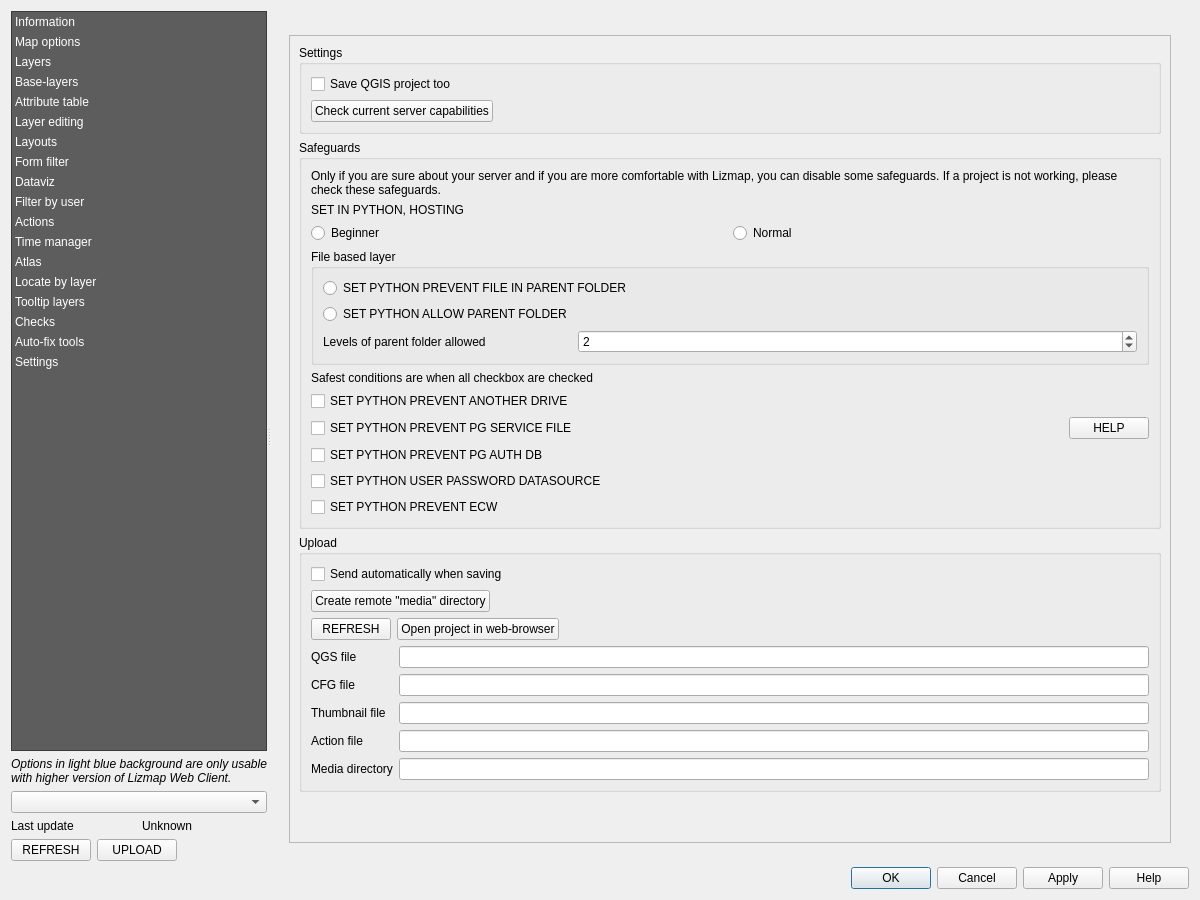
Qt form lizmap/resources/ui/ui_lizmap.ui (3liz/lizmap-plugin) before a commit.
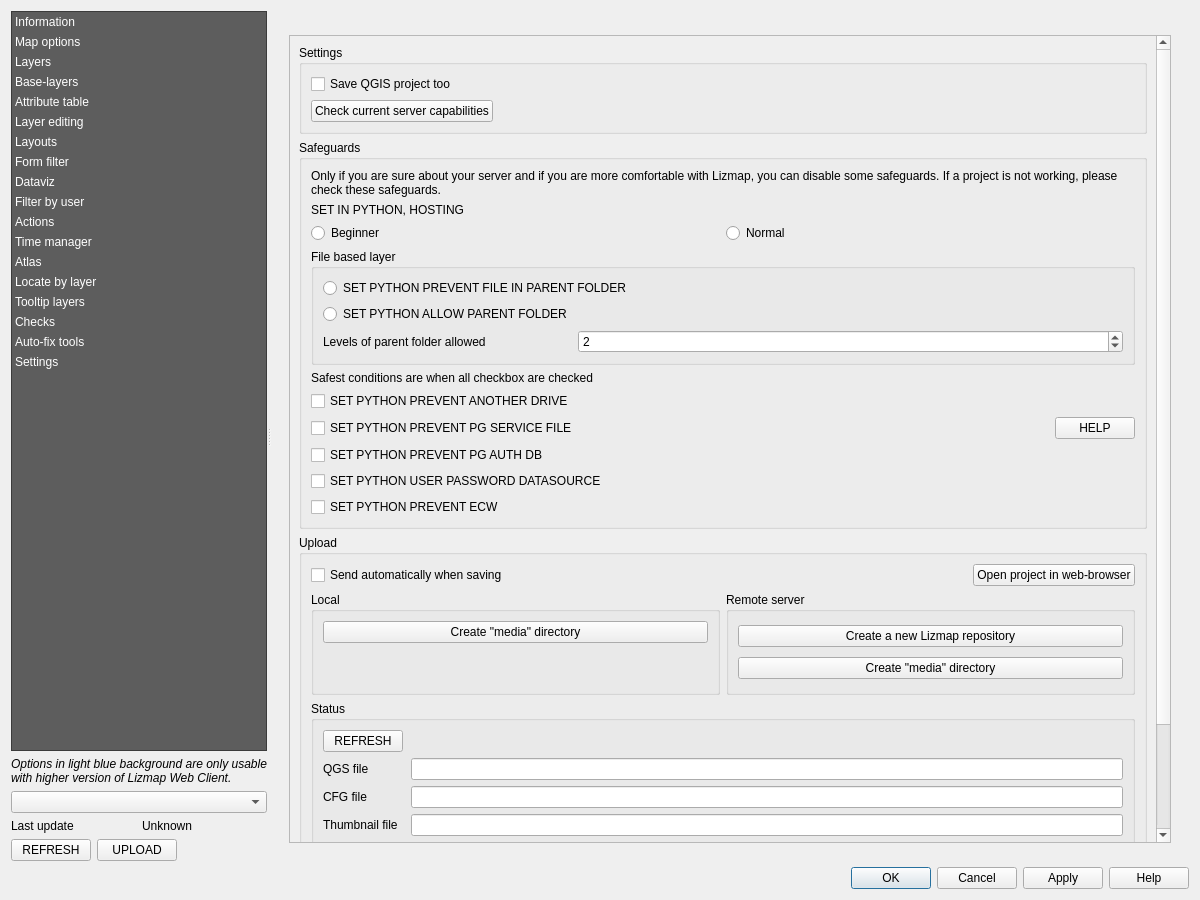
The same form after that commit. The open tabs and pages were chosen to show the change. Custom widgets are drawn as their Qt base class.

Commit message: Make it easier to create media directory

```diff
--- a/lizmap/resources/ui/ui_lizmap.ui
+++ b/lizmap/resources/ui/ui_lizmap.ui
@@ -4922,6 +4922,8 @@
                  </property>
                  <layout class="QVBoxLayout" name="verticalLayout_8">
                   <item>
+                   <layout class="QHBoxLayout" name="horizontalLayout_45">
+                    <item>
                    <widget class="QCheckBox" name="send_webdav">
                     <property name="text">
                      <string>Send automatically when saving</string>
@@ -4929,15 +4931,6 @@
                    </widget>
                   </item>
                   <item>
-                   <layout class="QHBoxLayout" name="horizontalLayout_21">
-                    <item>
-                     <widget class="QPushButton" name="button_create_media">
-                      <property name="text">
-                       <string>Create remote &quot;media&quot; directory</string>
-                      </property>
-                     </widget>
-                    </item>
-                    <item>
                      <spacer name="horizontalSpacer_18">
                       <property name="orientation">
                        <enum>Qt::Horizontal</enum>
@@ -4950,17 +4943,6 @@
                       </property>
                      </spacer>
                     </item>
-                   </layout>
-                  </item>
-                  <item>
-                   <layout class="QHBoxLayout" name="horizontalLayout_22">
-                    <item>
-                     <widget class="QPushButton" name="button_refresh_all">
-                      <property name="text">
-                       <string notr="true">REFRESH</string>
-                      </property>
-                     </widget>
-                    </item>
                     <item>
                      <widget class="QPushButton" name="button_open_project">
                       <property name="text">
@@ -4968,94 +4950,153 @@
                       </property>
                      </widget>
                     </item>
+                   </layout>
+                  </item>
                     <item>
-                     <spacer name="horizontalSpacer_19">
+                   <layout class="QHBoxLayout" name="horizontalLayout_21">
+                    <item>
+                     <widget class="QGroupBox" name="groupBox_7">
+                      <property name="title">
+                       <string>Local</string>
+                      </property>
+                      <layout class="QVBoxLayout" name="verticalLayout_78">
+                       <item>
+                        <widget class="QPushButton" name="button_create_media_local">
+                         <property name="text">
+                          <string>Create &quot;media&quot; directory</string>
+                         </property>
+                        </widget>
+                       </item>
+                       <item>
+                        <spacer name="verticalSpacer_7">
                       <property name="orientation">
-                       <enum>Qt::Horizontal</enum>
+                          <enum>Qt::Vertical</enum>
                       </property>
                       <property name="sizeHint" stdset="0">
                        <size>
-                        <width>40</width>
-                        <height>20</height>
+                           <width>20</width>
+                           <height>40</height>
                        </size>
                       </property>
                      </spacer>
                     </item>
                    </layout>
-                  </item>
+                     </widget>
+                    </item>
+                    <item>
+                     <widget class="QGroupBox" name="groupBox_3">
+                      <property name="title">
+                       <string>Remote server</string>
+                      </property>
+                      <layout class="QVBoxLayout" name="verticalLayout_77">
+                       <item>
+                        <widget class="QPushButton" name="button_create_repository">
+                         <property name="text">
+                          <string>Create a new Lizmap repository</string>
+                         </property>
+                        </widget>
+                       </item>
+                       <item>
+                        <widget class="QPushButton" name="button_create_media_remote">
+                         <property name="text">
+                          <string>Create &quot;media&quot; directory</string>
+                         </property>
+                        </widget>
+                       </item>
+                      </layout>
+                     </widget>
+                    </item>
+                   </layout>
+                  </item>
+                  <item>
+                   <widget class="QGroupBox" name="groupBox_8">
+                    <property name="title">
+                     <string>Status</string>
+                    </property>
+                    <layout class="QVBoxLayout" name="verticalLayout_79">
                   <item>
                    <layout class="QFormLayout" name="formLayout_7">
-                    <item row="0" column="0">
+                       <item row="1" column="0">
                      <widget class="QLabel" name="label_31">
                       <property name="text">
                        <string>QGS file</string>
                       </property>
                      </widget>
                     </item>
-                    <item row="0" column="1">
+                       <item row="1" column="1">
                      <widget class="QLineEdit" name="line_qgs_date">
                       <property name="readOnly">
                        <bool>true</bool>
                       </property>
                      </widget>
                     </item>
-                    <item row="1" column="0">
+                       <item row="2" column="0">
                      <widget class="QLabel" name="label_37">
                       <property name="text">
                        <string>CFG file</string>
                       </property>
                      </widget>
                     </item>
-                    <item row="1" column="1">
+                       <item row="2" column="1">
                      <widget class="QLineEdit" name="line_cfg_date">
                       <property name="readOnly">
                        <bool>true</bool>
                       </property>
                      </widget>
                     </item>
-                    <item row="2" column="0">
+                       <item row="3" column="0">
                      <widget class="QLabel" name="label_38">
                       <property name="text">
                        <string>Thumbnail file</string>
                       </property>
                      </widget>
                     </item>
-                    <item row="2" column="1">
+                       <item row="3" column="1">
                      <widget class="QLineEdit" name="line_thumbnail_date">
                       <property name="readOnly">
                        <bool>true</bool>
                       </property>
                      </widget>
                     </item>
-                    <item row="3" column="0">
+                       <item row="4" column="0">
                      <widget class="QLabel" name="label_39">
                       <property name="text">
                        <string>Action file</string>
                       </property>
                      </widget>
                     </item>
-                    <item row="3" column="1">
+                       <item row="4" column="1">
                      <widget class="QLineEdit" name="line_action_date">
                       <property name="readOnly">
                        <bool>true</bool>
                       </property>
                      </widget>
                     </item>
-                    <item row="4" column="0">
+                       <item row="5" column="0">
                      <widget class="QLabel" name="label_40">
                       <property name="text">
                        <string>Media directory</string>
                       </property>
                      </widget>
                     </item>
-                    <item row="4" column="1">
+                       <item row="5" column="1">
                      <widget class="QLineEdit" name="line_media_date">
                       <property name="readOnly">
                        <bool>true</bool>
                       </property>
                      </widget>
                     </item>
-                   </layout>
+                       <item row="0" column="0">
+                        <widget class="QPushButton" name="button_refresh_all">
+                         <property name="text">
+                          <string notr="true">REFRESH</string>
+                         </property>
+                        </widget>
+                       </item>
+                      </layout>
+                     </item>
+                    </layout>
+                   </widget>
                   </item>
                  </layout>
                 </widget>
```
Lines whose indentation alone changed are shown as unchanged. The commit also changes 3 other files.
